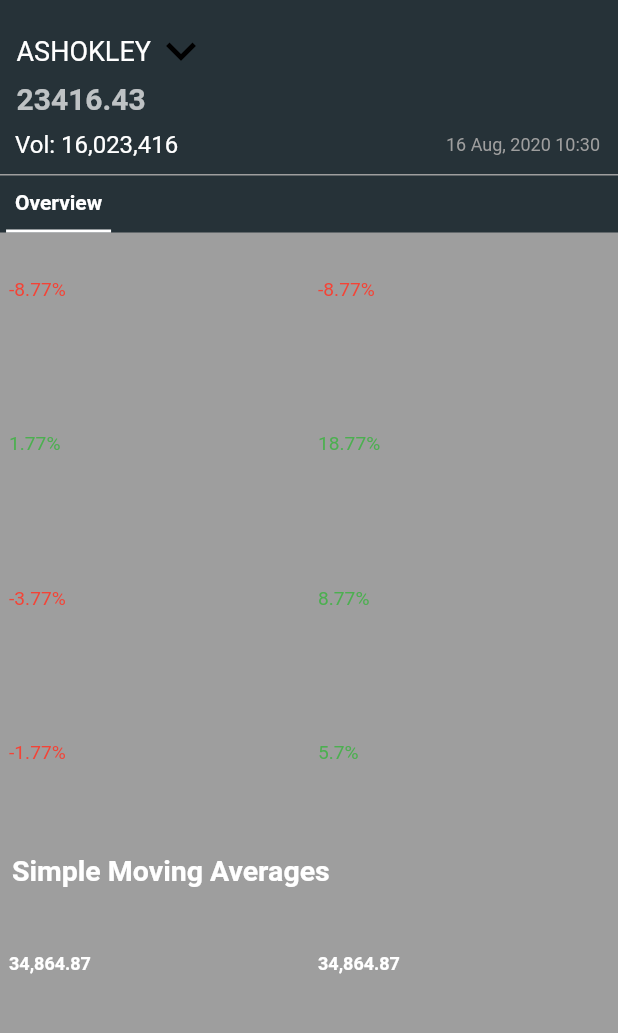
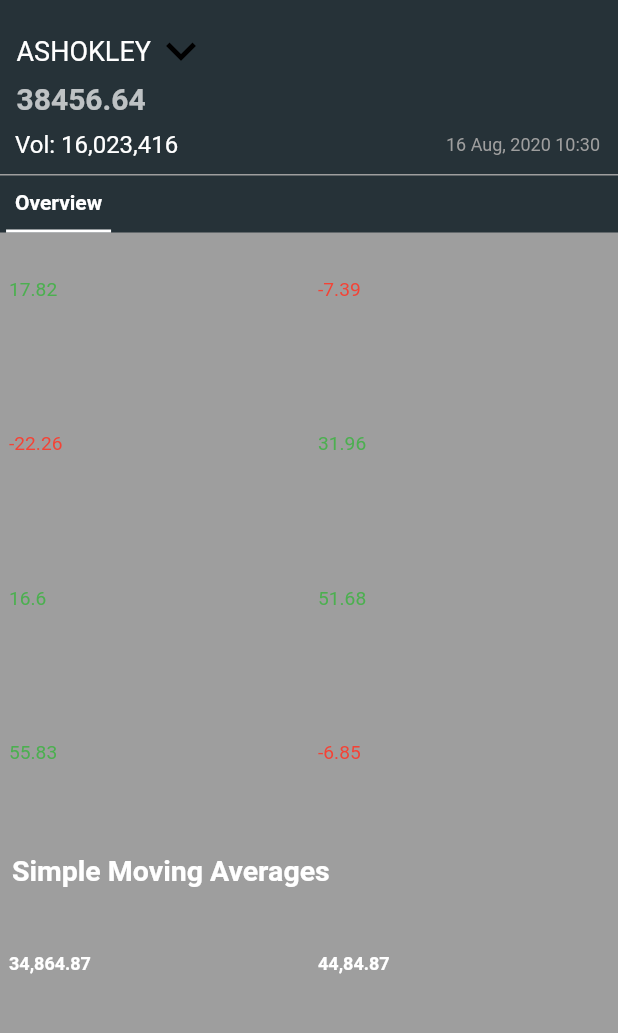
Before and after one commit to kodekittu/flipr_stock_app, a Flutter app: the HomePage screen opened by its route, scrolled down 576 dp, on a phone screen of 412 x 824 dp, the part 81-1114 px from its top. Run offline on Flutter 3.47's test engine with Material 2 defaults, Android fonts, the light colour scheme and no system bars; our stand-ins replace cloud_firestore, fluttertoast, shared_preferences, syncfusion_flutter_charts, wave; accounts and stored records are empty.

Commit message:
did some changes

```diff
--- a/lib/homePage.dart
+++ b/lib/homePage.dart
@@ -1,4 +1,7 @@
 import 'package:flipr_stock_app/chart/chart.dart';
+import 'package:flipr_stock_app/model/return.dart';
+import 'package:flipr_stock_app/model/retutnSingleStock.dart';
+import 'package:flipr_stock_app/model/stock.dart';
 import 'package:flipr_stock_app/provider.dart';
 import 'package:flipr_stock_app/widgets/notificationBar.dart';
 import 'package:flipr_stock_app/widgets/returns.dart';
@@ -16,8 +19,18 @@ class HomePage extends StatefulWidget {
 
 class _HomePageState extends State<HomePage> {
 
+  DateTime d = DateTime.now();
+  ProviderTemp provider = ProviderTemp(0);
+  Stock st =  Stock(DateTime.now(), 38456.64, 61.09, 245006352, 62.0, 52.29,61.09);
+  Return  rtn;
+  Return rt = Return(
+    ReturnSingleStock(17.82, true),ReturnSingleStock(-7.39, true),
+    ReturnSingleStock(-22.26, true),ReturnSingleStock(31.96, true),
+    ReturnSingleStock(16.60, true),ReturnSingleStock(51.68, true),
+    ReturnSingleStock(55.83, true),ReturnSingleStock(-6.85, true),
+  );
+  Stock sto;
   String companyData = "null";
-  ProviderTemp providerTemp = ProviderTemp(0);
   bool nTap = false;
   final TextStyle dropdownMenuLabel =
   TextStyle(color: Colors.white, fontSize: 18);
@@ -26,7 +39,44 @@ class _HomePageState extends State<HomePage> {
   List<String> company = ["ASHOKLEY", "BSE (Sensex)", "BSESN", "CIPLA", "EICHERMOT", "NSE (Nifty)", "NSEI", "RELIANCE", "TATASTEEL"];
   var selectedCompIndex = 0;
 
-  DateTime d = DateTime.now();
+
+  void getData(String comp, DateTime date) async{
+    await provider.getDataFromFirestore("ASHOKLEY", date.toString()).then((value) {
+
+        st = Stock(
+          d,
+          provider.stock.openPrice,
+          provider.stock.closePrice,
+          provider.stock.volume,
+          provider.stock.high,
+          provider.stock.low,
+          provider.stock.adjClose,
+        );
+        rt = Return(
+          provider.returnData.YTD,
+          provider.returnData.oneWeek,
+          provider.returnData.oneMonth,
+          provider.returnData.threeMonth,
+          provider.returnData.sixMonth,
+          provider.returnData.oneYear,
+          provider.returnData.twoYear,
+          provider.returnData.threeMonth,
+        );
+      print(provider.stock.openPrice.toString());
+      print(provider.stock.closePrice.toString());
+      print(provider.stock.high.toString());
+      print(provider.stock.low.toString());
+      print(provider.stock.volume.toString());
+      print(provider.stock.adjClose.toString());
+      print(provider.returnData.oneMonth.price.toString());
+      print(provider.returnData.threeMonth.price.toString());
+      print(provider.returnData.sixMonth.price.toString());
+      print(provider.returnData.oneYear.price.toString());
+      print(provider.returnData.twoYear.price.toString());
+      print(provider.returnData.threeYear.price.toString());
+      print(provider.returnData.oneWeek.price.toString());
+    });
+  }
 
   Future <bool> _onPressedBack(){
     return showDialog(
@@ -46,6 +96,7 @@ class _HomePageState extends State<HomePage> {
       ),
     );
   }
+
   @override
   Widget build(BuildContext context) {
     MediaQueryData data = MediaQuery.of(context);
@@ -106,7 +157,7 @@ class _HomePageState extends State<HomePage> {
                       dense: true,
                         contentPadding: EdgeInsets.symmetric(horizontal: 1),
                         title: dropDown(),
-                        subtitle: Text("23416.43 ",
+                        subtitle: Text( st.openPrice.toString(),
                           style: TextStyle(
                               fontSize: 20, fontWeight: FontWeight.bold
                           ),
@@ -182,10 +233,10 @@ class _HomePageState extends State<HomePage> {
                       physics: ScrollPhysics(),
                       scrollDirection: Axis.vertical,
                       children: [
-                        tile("OPEN PRICE", "34,864.87"),
-                        tileWithSlider("TODAY'S LOW/HIGH", "34,864.87","39,864.87",  context),
-                        tile("PREVIOUS CLOSE", "34,864.87"),
-                        tileWithSlider("TODAY'S LOW/HIGH", "34,864.87","39,864.87",  context),
+                        tile("OPEN PRICE", st.openPrice != null ? st.openPrice.toString() : "null"),
+                        tileWithSlider("TODAY'S LOW/HIGH", st.low.toString(),st.high.toString(),  context),
+                        tile("PREVIOUS CLOSE", st.closePrice.toString()),
+                        tileWithSlider("52 KW LOW/HIGH", st.low.toString(),st.high.toString(),  context),
                       ],
                     ),
                     heading("Returns"),
@@ -199,14 +250,14 @@ class _HomePageState extends State<HomePage> {
                       physics: ScrollPhysics(),
                       scrollDirection: Axis.vertical,
                       children: [
-                        returnTile("YTD", "-8.77%", Colors.red),
-                        returnTile("1 WEEK", "-8.77%", Colors.red),
-                        returnTile("1 MONTH", "1.77%", Colors.green),
-                        returnTile("3 MONTHS", "18.77%", Colors.green),
-                        returnTile("6 MONTH", "-3.77%", Colors.red),
-                        returnTile("1 YEAR", "8.77%", Colors.green),
-                        returnTile("2 YEAR", "-1.77%", Colors.red),
-                        returnTile("3 YEAR", "5.7%", Colors.green),
+                       returnTile("YTD", double.parse((rt.YTD.price).toStringAsFixed(2)).toString(), rt.YTD.price < 0 ? Colors.red : Colors.green),
+                       returnTile("1 WEEK", double.parse((rt.oneWeek.price).toStringAsFixed(2)).toString(), rt.oneWeek.price < 0 ? Colors.red : Colors.green),
+                       returnTile("1 MONTH", double.parse((rt.oneMonth.price).toStringAsFixed(2)).toString(), rt.oneMonth.price < 0 ? Colors.red : Colors.green),
+                       returnTile("3 MONTHS", double.parse((rt.threeMonth.price).toStringAsFixed(2)).toString(), rt.threeMonth.price < 0 ? Colors.red : Colors.green),
+                       returnTile("6 MONTH", double.parse((rt.sixMonth.price).toStringAsFixed(2)).toString(), rt.sixMonth.price < 0 ? Colors.red : Colors.green),
+                       returnTile("1 YEAR", double.parse((rt.oneYear.price).toStringAsFixed(2)).toString(), rt.oneYear.price < 0 ? Colors.red : Colors.green),
+                       returnTile("2 YEAR", double.parse((rt.twoYear.price).toStringAsFixed(2)).toString(), rt.twoYear.price < 0 ? Colors.red : Colors.green),
+                       returnTile("3 YEAR", double.parse((rt.threeYear.price).toStringAsFixed(2)).toString(), rt.threeYear.price < 0 ? Colors.red : Colors.green),
                       ],
                     ),
                     heading("Simple Moving Averages"),
@@ -221,16 +272,11 @@ class _HomePageState extends State<HomePage> {
                       scrollDirection: Axis.vertical,
                       children: [
                         tile("30 DAYS", "34,864.87"),
-                        tile("50 DAYS", "34,864.87"),
-                        tile("150 DAYS", "34,864.87"),
-                        tile("200 DAYS", "34,864.87"),
+                        tile("50 DAYS", "44,84.87"),
+                        tile("150 DAYS", "3o,864.07"),
+                        tile("200 DAYS", "14,004.01"),
                       ],
                     ),
-                    Container(
-                      child: Text(
-                        companyData, style: TextStyle(fontSize: 18),
-                      ),
-                    )
                   ],
                 ),
               )
@@ -250,12 +296,39 @@ class _HomePageState extends State<HomePage> {
             setState(() {
               selectedCompIndex = index;
             });
-            await provider.getDataFromFirestore(company[index],  "2015-08-14").then((value) {
-              print(provider.stock.openPrice.toString());
-              print(provider.returnData.oneMonth.price.toString());
+            await provider.getDataFromFirestore(company[index], "2020-08-13").then((value){
+               sto = Stock(
+                d,
+                provider.stock.openPrice != null ? double.parse((provider.stock.openPrice).toStringAsFixed(2)) : "null",
+                provider.stock.closePrice != null ? double.parse((provider.stock.closePrice).toStringAsFixed(2)) : "null",
+                provider.stock.volume!= null ? provider.stock.volume : "null",
+                provider.stock.high!= null ? double.parse((provider.stock.high).toStringAsFixed(2)) : "null",
+                provider.stock.low!= null ? double.parse((provider.stock.low).toStringAsFixed(2)) : "null",
+                provider.stock.adjClose!= null ? double.parse((provider.stock.adjClose).toStringAsFixed(2)) : "null",
+              );
+               rtn = Return(
+                provider.returnData.YTD ,//!= null ? double.parse((provider.returnData.YTD.price).toStringAsFixed(2)) : "null",
+                provider.returnData.oneWeek   ,// != null ? double.parse((provider.returnData.oneWeek.price).toStringAsFixed(2)) : "null",
+                provider.returnData.oneMonth  ,//  != null ? double.parse((provider.returnData.oneMonth.price).toStringAsFixed(2)) : "null",
+                provider.returnData.threeMonth,//       != null ? double.parse((provider.returnData.threeMonth.price).toStringAsFixed(2)) : "null",
+                provider.returnData.sixMonth  ,//   != null ? double.parse((provider.returnData.sixMonth.price).toStringAsFixed(2)) : "null",
+                provider.returnData.oneYear   ,//    != null ? double.parse((provider.returnData.oneYear.price).toStringAsFixed(2)) : "null",
+                provider.returnData.twoYear   ,//    != null ? double.parse((provider.returnData.twoYear.price).toStringAsFixed(2)) : "null",
+                provider.returnData.threeYear ,//    != null ? double.parse((provider.returnData.threeYear.price).toStringAsFixed(2)) : "null",
+              );
+              print("jbsvh45678987632345678i9o");
+               print(provider.returnData.YTD.price.toString());
+               print(provider.returnData.oneMonth.price.toString());
+               print(provider.returnData.threeMonth.price.toString());
+               print(provider.returnData.sixMonth.price.toString());
+               print(provider.returnData.oneYear.price.toString());
+               print(provider.returnData.twoYear.price.toString());
+               print(provider.returnData.threeYear.price.toString());
+               print(provider.returnData.oneWeek.price.toString());
             });
             setState(() {
-              companyData =" ${provider.stock.openPrice.toString()}       ${provider.returnData.oneMonth.price.toString()}";
+              st = sto;
+              rt = rtn;
             });
         },
         child: Row(
--- a/lib/tempScreen.dart
+++ b/lib/tempScreen.dart
@@ -33,7 +33,6 @@ class TempScreen extends StatelessWidget {
                     print(provider.returnData.twoYear.price.toString());
                     print(provider.returnData.threeYear.price.toString());
                     print(provider.returnData.oneWeek.price.toString());
-
                   });
                 },
               )
```
Also changed, not shown: lib/main.dart (+7 -0 lines).
